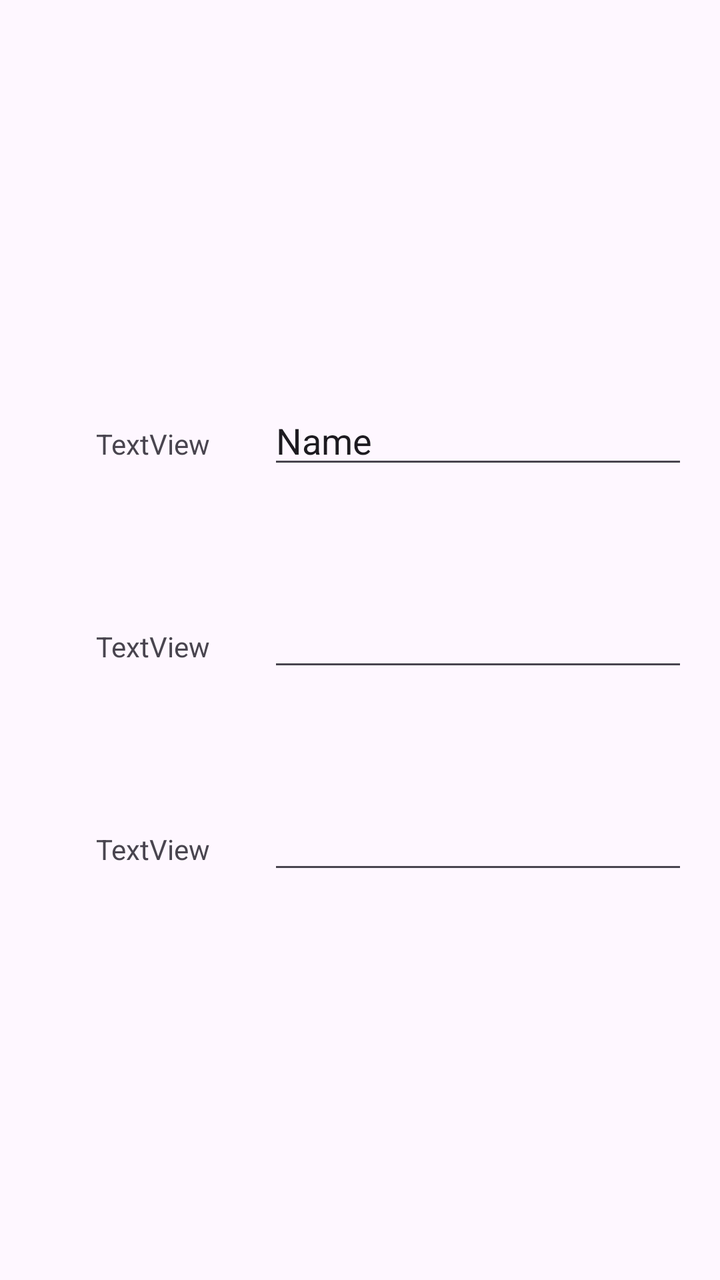
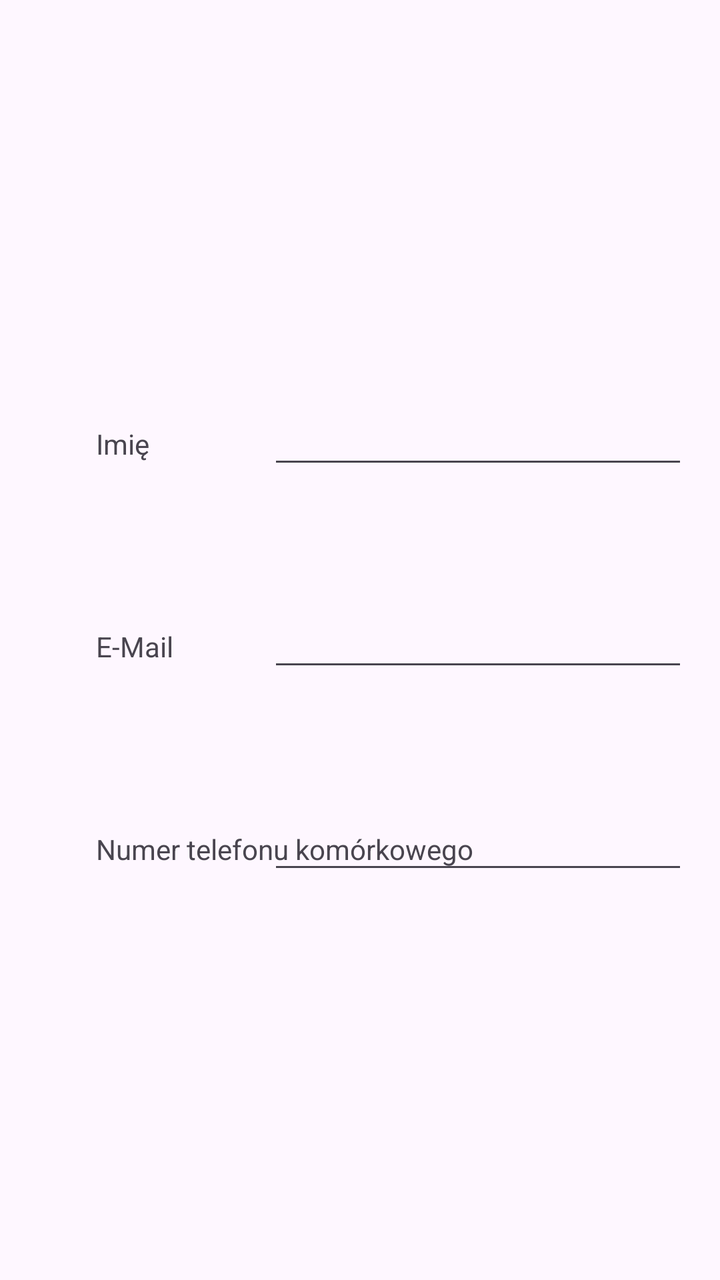

The first picture is an Android layout as it rendered before a commit; the second is the same layout after the commit. The layout source and the unified diff follow.
<!-- AndroidManifest.xml: application theme Theme.FormularzZBariera -->
<!-- res/layout/activity_main.xml -->
<?xml version="1.0" encoding="utf-8"?>
<androidx.constraintlayout.widget.ConstraintLayout xmlns:android="http://schemas.android.com/apk/res/android"
    xmlns:app="http://schemas.android.com/apk/res-auto"
    xmlns:tools="http://schemas.android.com/tools"
    android:id="@+id/main"
    android:layout_width="match_parent"
    android:layout_height="match_parent"
    android:padding="16dp"
    tools:context=".MainActivity">

    <EditText
        android:id="@+id/etEmail"
        android:layout_width="wrap_content"
        android:layout_height="wrap_content"
        android:ems="10"
        android:inputType="textEmailAddress"
        app:layout_constraintBottom_toBottomOf="parent"
        app:layout_constraintEnd_toEndOf="parent"
        app:layout_constraintTop_toTopOf="parent" />

    <EditText
        android:id="@+id/etName"
        android:layout_width="wrap_content"
        android:layout_height="wrap_content"
        android:layout_marginBottom="60dp"
        android:ems="10"
        android:inputType="text"
        android:text="Name"
        app:layout_constraintBottom_toTopOf="@+id/etEmail"
        app:layout_constraintEnd_toEndOf="parent" />

    <EditText
        android:id="@+id/etPhoneNumber"
        android:layout_width="wrap_content"
        android:layout_height="wrap_content"
        android:layout_marginTop="60dp"
        android:ems="10"
        android:inputType="phone"
        app:layout_constraintEnd_toEndOf="parent"
        app:layout_constraintTop_toBottomOf="@+id/etEmail" />

    <TextView
        android:id="@+id/tvEmail"
        android:layout_width="wrap_content"
        android:layout_height="wrap_content"
        android:layout_marginStart="32dp"
        android:text="TextView"
        app:layout_constraintBottom_toBottomOf="parent"
        app:layout_constraintStart_toStartOf="parent"
        app:layout_constraintTop_toTopOf="parent"
        app:layout_constraintBaseline_toBaselineOf = "@id/etEmail"/>


    <TextView
        android:id="@+id/tvName"
        android:layout_width="wrap_content"
        android:layout_height="wrap_content"
        android:layout_marginStart="32dp"
        android:layout_marginBottom="88dp"
        android:text="TextView"
        app:layout_constraintBottom_toTopOf="@+id/tvEmail"
        app:layout_constraintStart_toStartOf="parent"
        app:layout_constraintBaseline_toBaselineOf = "@id/etName"/>

    <TextView
        android:id="@+id/tvPhoneNumber"
        android:layout_width="wrap_content"
        android:layout_height="wrap_content"
        android:layout_marginStart="32dp"
        android:layout_marginTop="88dp"
        android:text="TextView"
        app:layout_constraintStart_toStartOf="parent"
        app:layout_constraintTop_toBottomOf="@+id/tvEmail"
        app:layout_constraintBaseline_toBaselineOf = "@id/etPhoneNumber"/>
</androidx.constraintlayout.widget.ConstraintLayout>
<!-- resources referenced by this layout -->
<resources>
  <style name="Theme.FormularzZBariera" parent="Base.Theme.FormularzZBariera" />
  <style name="Base.Theme.FormularzZBariera" parent="Theme.Material3.DayNight.NoActionBar">
          
          
      </style>
</resources>

<!-- the commit's change to res/layout/activity_main.xml (unified diff, before → after) -->
@@ -25,7 +25,6 @@
         android:layout_marginBottom="60dp"
         android:ems="10"
         android:inputType="text"
-        android:text="Name"
         app:layout_constraintBottom_toTopOf="@+id/etEmail"
         app:layout_constraintEnd_toEndOf="parent" />
 
@@ -44,7 +43,7 @@
         android:layout_width="wrap_content"
         android:layout_height="wrap_content"
         android:layout_marginStart="32dp"
-        android:text="TextView"
+        android:text="@string/tv_email"
         app:layout_constraintBottom_toBottomOf="parent"
         app:layout_constraintStart_toStartOf="parent"
         app:layout_constraintTop_toTopOf="parent"
@@ -57,7 +56,7 @@
         android:layout_height="wrap_content"
         android:layout_marginStart="32dp"
         android:layout_marginBottom="88dp"
-        android:text="TextView"
+        android:text="@string/tv_name"
         app:layout_constraintBottom_toTopOf="@+id/tvEmail"
         app:layout_constraintStart_toStartOf="parent"
         app:layout_constraintBaseline_toBaselineOf = "@id/etName"/>
@@ -68,8 +67,10 @@
         android:layout_height="wrap_content"
         android:layout_marginStart="32dp"
         android:layout_marginTop="88dp"
-        android:text="TextView"
+        android:text="@string/tv_phone_number"
         app:layout_constraintStart_toStartOf="parent"
         app:layout_constraintTop_toBottomOf="@+id/tvEmail"
         app:layout_constraintBaseline_toBaselineOf = "@id/etPhoneNumber"/>
+
+
 </androidx.constraintlayout.widget.ConstraintLayout>
<!-- resource entries referenced after the edit -->
@@ -1,5 +1,8 @@
 <!-- resources referenced by this layout -->
 <resources>
+  <string name="tv_email">E-Mail</string>
+  <string name="tv_name">Imię</string>
+  <string name="tv_phone_number">Numer telefonu komórkowego</string>
   <style name="Theme.FormularzZBariera" parent="Base.Theme.FormularzZBariera" />
   <style name="Base.Theme.FormularzZBariera" parent="Theme.Material3.DayNight.NoActionBar">
           
